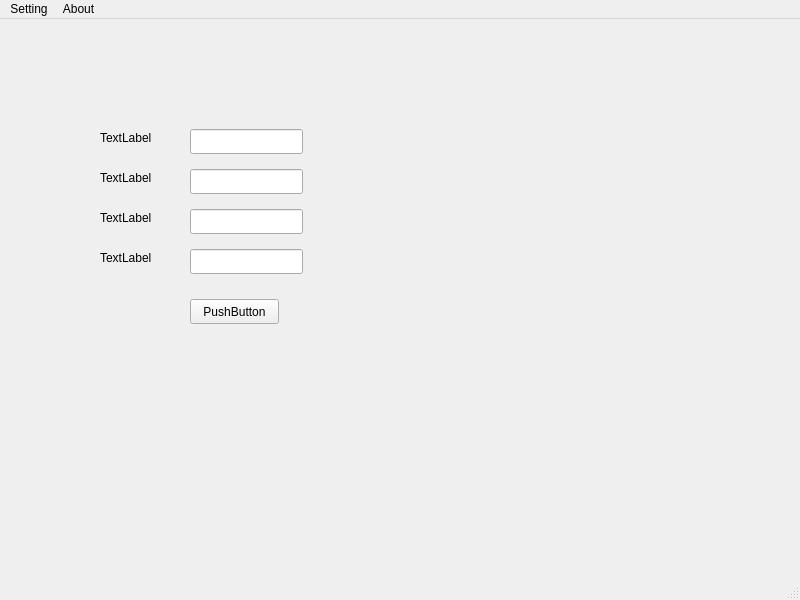
Above: untitled.ui from tianrking/MicroROS_RP2040 before the change. Below: the same form after it.
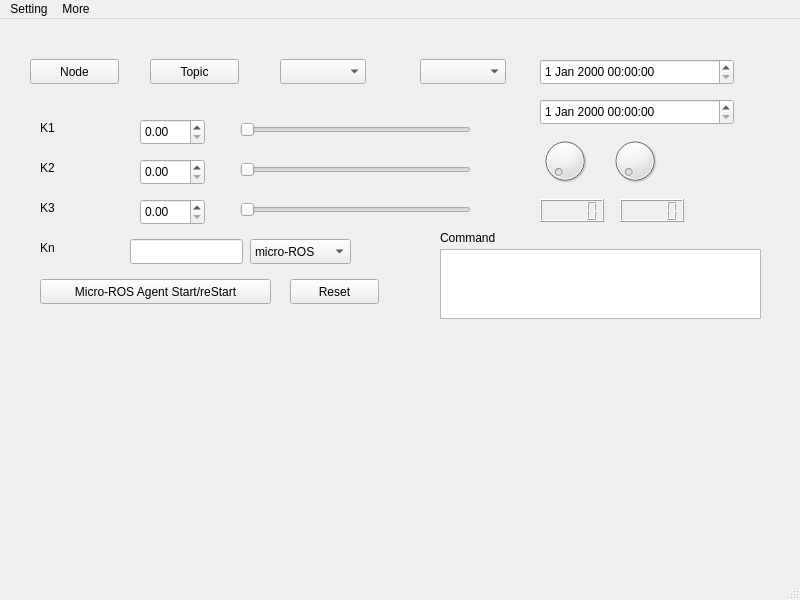
That is the form after the change.

Patch:
```diff
--- a/untitled.ui
+++ b/untitled.ui
@@ -17,90 +17,60 @@
    <widget class="QLabel" name="label">
     <property name="geometry">
      <rect>
-      <x>100</x>
-      <y>110</y>
+      <x>40</x>
+      <y>100</y>
       <width>67</width>
       <height>17</height>
      </rect>
     </property>
     <property name="text">
-     <string>TextLabel</string>
+     <string>K1</string>
     </property>
    </widget>
    <widget class="QLabel" name="label_2">
     <property name="geometry">
      <rect>
-      <x>100</x>
-      <y>150</y>
+      <x>40</x>
+      <y>140</y>
       <width>67</width>
       <height>17</height>
      </rect>
     </property>
     <property name="text">
-     <string>TextLabel</string>
+     <string>K2</string>
     </property>
    </widget>
    <widget class="QLabel" name="label_3">
     <property name="geometry">
      <rect>
-      <x>100</x>
-      <y>190</y>
+      <x>40</x>
+      <y>180</y>
       <width>67</width>
       <height>17</height>
      </rect>
     </property>
     <property name="text">
-     <string>TextLabel</string>
+     <string>K3</string>
     </property>
    </widget>
    <widget class="QLabel" name="label_4">
     <property name="geometry">
      <rect>
-      <x>100</x>
-      <y>230</y>
+      <x>40</x>
+      <y>220</y>
       <width>67</width>
       <height>17</height>
      </rect>
     </property>
     <property name="text">
-     <string>TextLabel</string>
-    </property>
-   </widget>
-   <widget class="QLineEdit" name="lineEdit">
-    <property name="geometry">
-     <rect>
-      <x>190</x>
-      <y>110</y>
-      <width>113</width>
-      <height>25</height>
-     </rect>
-    </property>
-   </widget>
-   <widget class="QLineEdit" name="lineEdit_2">
-    <property name="geometry">
-     <rect>
-      <x>190</x>
-      <y>150</y>
-      <width>113</width>
-      <height>25</height>
-     </rect>
-    </property>
-   </widget>
-   <widget class="QLineEdit" name="lineEdit_3">
-    <property name="geometry">
-     <rect>
-      <x>190</x>
-      <y>190</y>
-      <width>113</width>
-      <height>25</height>
-     </rect>
+     <string>Kn</string>
     </property>
    </widget>
    <widget class="QLineEdit" name="lineEdit_4">
     <property name="geometry">
      <rect>
-      <x>190</x>
-      <y>230</y>
+      <x>130</x>
+      <y>220</y>
       <width>113</width>
       <height>25</height>
      </rect>
@@ -109,24 +79,260 @@
    <widget class="QPushButton" name="pushButton">
     <property name="geometry">
      <rect>
-      <x>190</x>
-      <y>280</y>
+      <x>40</x>
+      <y>260</y>
+      <width>231</width>
+      <height>25</height>
+     </rect>
+    </property>
+    <property name="text">
+     <string>Micro-ROS Agent Start/reStart</string>
+    </property>
+   </widget>
+   <widget class="QPushButton" name="pushButton_2">
+    <property name="geometry">
+     <rect>
+      <x>30</x>
+      <y>40</y>
       <width>89</width>
       <height>25</height>
      </rect>
     </property>
     <property name="text">
-     <string>PushButton</string>
+     <string>Node</string>
     </property>
    </widget>
-   <widget class="QWidget" name="widget" native="true">
+   <widget class="QPushButton" name="pushButton_3">
     <property name="geometry">
      <rect>
-      <x>410</x>
+      <x>150</x>
+      <y>40</y>
+      <width>89</width>
+      <height>25</height>
+     </rect>
+    </property>
+    <property name="text">
+     <string>Topic</string>
+    </property>
+   </widget>
+   <widget class="QSlider" name="horizontalSlider">
+    <property name="geometry">
+     <rect>
+      <x>240</x>
       <y>100</y>
-      <width>301</width>
-      <height>221</height>
+      <width>231</width>
+      <height>21</height>
      </rect>
+    </property>
+    <property name="orientation">
+     <enum>Qt::Horizontal</enum>
+    </property>
+   </widget>
+   <widget class="QSlider" name="horizontalSlider_2">
+    <property name="geometry">
+     <rect>
+      <x>240</x>
+      <y>140</y>
+      <width>231</width>
+      <height>21</height>
+     </rect>
+    </property>
+    <property name="orientation">
+     <enum>Qt::Horizontal</enum>
+    </property>
+   </widget>
+   <widget class="QSlider" name="horizontalSlider_3">
+    <property name="geometry">
+     <rect>
+      <x>240</x>
+      <y>180</y>
+      <width>231</width>
+      <height>21</height>
+     </rect>
+    </property>
+    <property name="orientation">
+     <enum>Qt::Horizontal</enum>
+    </property>
+   </widget>
+   <widget class="QDoubleSpinBox" name="doubleSpinBox">
+    <property name="geometry">
+     <rect>
+      <x>140</x>
+      <y>100</y>
+      <width>65</width>
+      <height>26</height>
+     </rect>
+    </property>
+   </widget>
+   <widget class="QDoubleSpinBox" name="doubleSpinBox_2">
+    <property name="geometry">
+     <rect>
+      <x>140</x>
+      <y>140</y>
+      <width>65</width>
+      <height>26</height>
+     </rect>
+    </property>
+   </widget>
+   <widget class="QDoubleSpinBox" name="doubleSpinBox_3">
+    <property name="geometry">
+     <rect>
+      <x>140</x>
+      <y>180</y>
+      <width>65</width>
+      <height>26</height>
+     </rect>
+    </property>
+   </widget>
+   <widget class="QComboBox" name="comboBox">
+    <property name="geometry">
+     <rect>
+      <x>250</x>
+      <y>220</y>
+      <width>101</width>
+      <height>25</height>
+     </rect>
+    </property>
+    <item>
+     <property name="text">
+      <string>micro-ROS</string>
+     </property>
+    </item>
+    <item>
+     <property name="text">
+      <string>UART</string>
+     </property>
+    </item>
+    <item>
+     <property name="text">
+      <string>IIC</string>
+     </property>
+    </item>
+    <item>
+     <property name="text">
+      <string>SPI</string>
+     </property>
+    </item>
+    <item>
+     <property name="text">
+      <string>CAN</string>
+     </property>
+    </item>
+   </widget>
+   <widget class="QComboBox" name="comboBox_2">
+    <property name="geometry">
+     <rect>
+      <x>280</x>
+      <y>40</y>
+      <width>86</width>
+      <height>25</height>
+     </rect>
+    </property>
+   </widget>
+   <widget class="QComboBox" name="comboBox_3">
+    <property name="geometry">
+     <rect>
+      <x>420</x>
+      <y>40</y>
+      <width>86</width>
+      <height>25</height>
+     </rect>
+    </property>
+   </widget>
+   <widget class="QDial" name="dial">
+    <property name="geometry">
+     <rect>
+      <x>540</x>
+      <y>110</y>
+      <width>50</width>
+      <height>64</height>
+     </rect>
+    </property>
+   </widget>
+   <widget class="QDial" name="dial_2">
+    <property name="geometry">
+     <rect>
+      <x>610</x>
+      <y>110</y>
+      <width>50</width>
+      <height>64</height>
+     </rect>
+    </property>
+   </widget>
+   <widget class="QLCDNumber" name="lcdNumber">
+    <property name="geometry">
+     <rect>
+      <x>620</x>
+      <y>180</y>
+      <width>64</width>
+      <height>23</height>
+     </rect>
+    </property>
+   </widget>
+   <widget class="QLCDNumber" name="lcdNumber_2">
+    <property name="geometry">
+     <rect>
+      <x>540</x>
+      <y>180</y>
+      <width>64</width>
+      <height>23</height>
+     </rect>
+    </property>
+   </widget>
+   <widget class="QDateTimeEdit" name="dateTimeEdit">
+    <property name="geometry">
+     <rect>
+      <x>540</x>
+      <y>40</y>
+      <width>194</width>
+      <height>26</height>
+     </rect>
+    </property>
+   </widget>
+   <widget class="QDateTimeEdit" name="dateTimeEdit_2">
+    <property name="geometry">
+     <rect>
+      <x>540</x>
+      <y>80</y>
+      <width>194</width>
+      <height>26</height>
+     </rect>
+    </property>
+   </widget>
+   <widget class="QTextEdit" name="textEdit">
+    <property name="geometry">
+     <rect>
+      <x>440</x>
+      <y>230</y>
+      <width>321</width>
+      <height>70</height>
+     </rect>
+    </property>
+   </widget>
+   <widget class="QLabel" name="label_5">
+    <property name="geometry">
+     <rect>
+      <x>440</x>
+      <y>210</y>
+      <width>71</width>
+      <height>17</height>
+     </rect>
+    </property>
+    <property name="text">
+     <string>Command</string>
+    </property>
+   </widget>
+   <widget class="QPushButton" name="pushButton_4">
+    <property name="geometry">
+     <rect>
+      <x>290</x>
+      <y>260</y>
+      <width>89</width>
+      <height>25</height>
+     </rect>
+    </property>
+    <property name="text">
+     <string>Reset</string>
     </property>
    </widget>
   </widget>
@@ -147,7 +353,7 @@
    </widget>
    <widget class="QMenu" name="menuAbout_2">
     <property name="title">
-     <string>About</string>
+     <string>More</string>
     </property>
     <addaction name="actionAuthor"/>
    </widget>
```
Left out of the diff: 14 changed lines with no effect on the pictures.
